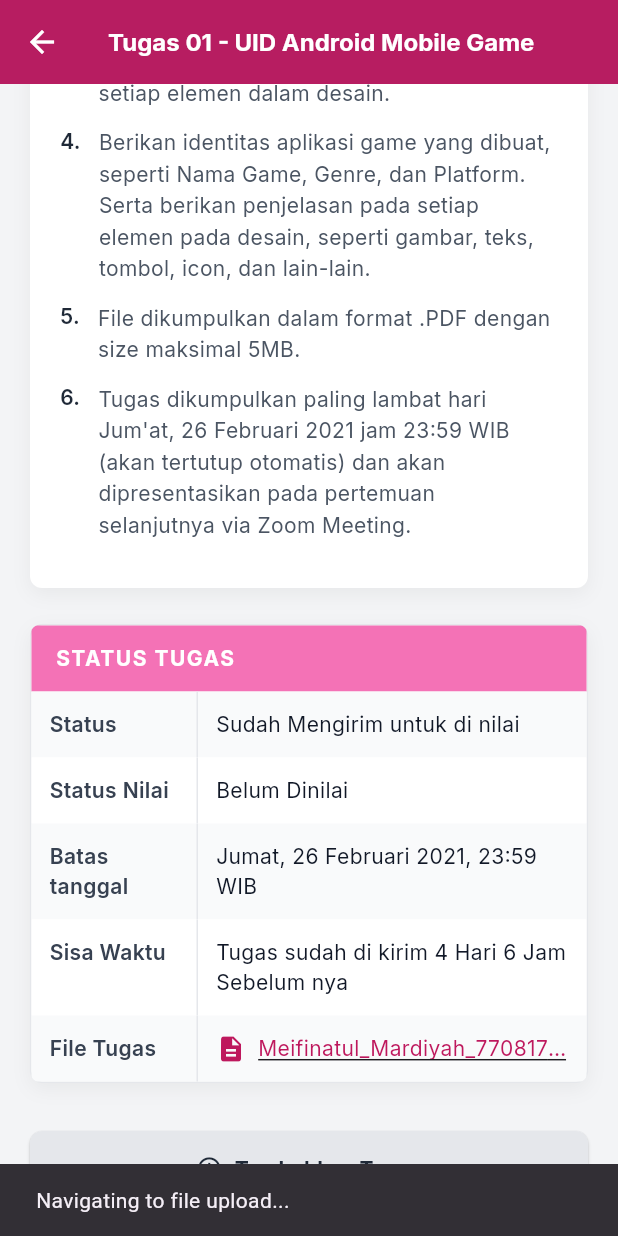
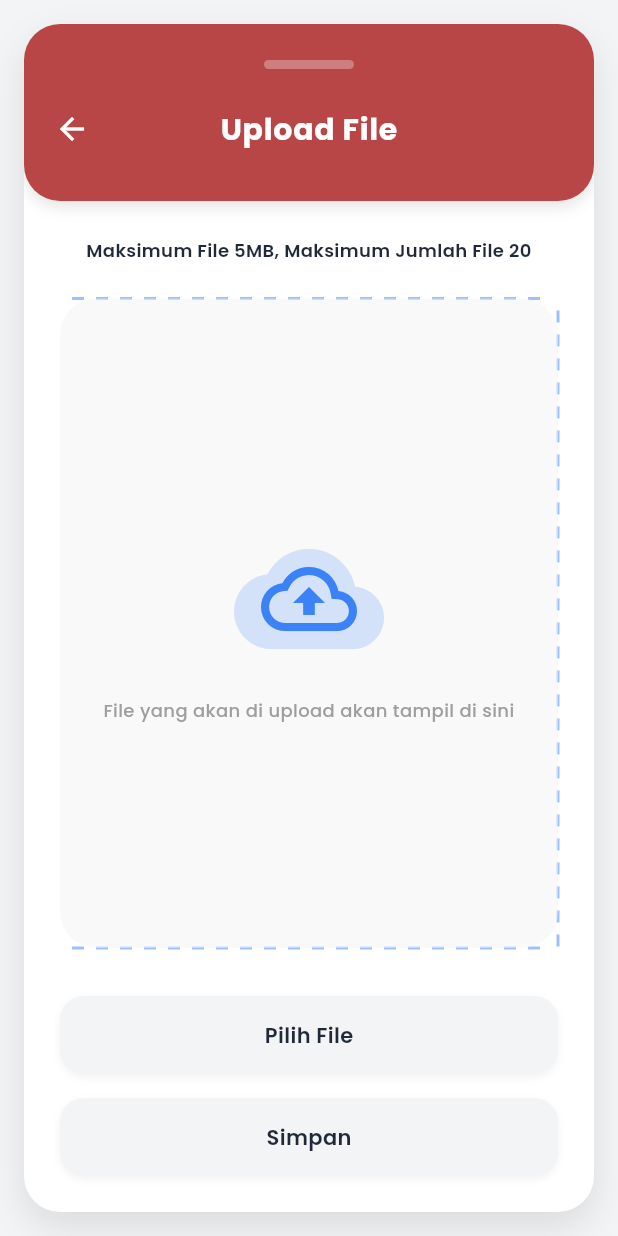
Before and after one commit to meifinatulmardiyah01/tugas_uas, a Flutter app: the AssignmentDetailScreen screen opened directly, scrolled down 363 dp, after a tap on "Tambahkan Tugas", on a phone screen of 412 x 824 dp. Run offline on Flutter 3.47's test engine with Material 3 defaults, Android fonts, the phone set to English and light mode, and no system bars; our stand-ins replace flutter_animate, google_fonts; network calls fail.

Commit message:
upload file

```diff
--- a/lib/screens/assignment_detail_screen.dart
+++ b/lib/screens/assignment_detail_screen.dart
@@ -1,5 +1,6 @@
 import 'package:flutter/material.dart';
 import 'package:google_fonts/google_fonts.dart';
+import 'package:uas_saya/screens/file_upload_screen.dart'; // Import FileUploadScreen
 
 class AssignmentDetailScreen extends StatelessWidget {
   const AssignmentDetailScreen({super.key});
@@ -101,8 +102,9 @@ class AssignmentDetailScreen extends StatelessWidget {
               width: double.infinity,
               child: ElevatedButton.icon(
                 onPressed: () {
-                   ScaffoldMessenger.of(context).showSnackBar(
-                      const SnackBar(content: Text('Navigating to file upload...')),
+                   Navigator.push(
+                     context,
+                     MaterialPageRoute(builder: (context) => const FileUploadScreen()),
                    );
                 },
                 icon: const Icon(Icons.add_circle_outline),
--- /dev/null
+++ b/lib/screens/file_upload_screen.dart
@@ -0,0 +1,363 @@
+import 'package:flutter/material.dart';
+import 'package:google_fonts/google_fonts.dart';
+import 'dart:math' as math;
+
+class FileUploadScreen extends StatefulWidget {
+  const FileUploadScreen({super.key});
+
+  @override
+  State<FileUploadScreen> createState() => _FileUploadScreenState();
+}
+
+class _FileUploadScreenState extends State<FileUploadScreen> {
+  String? _selectedFile;
+  bool _isUploading = false;
+
+  final Color primaryColor = const Color(0xFFB94646); // Reddish brown from HTML
+  final Color secondaryColor = const Color(0xFF3B82F6); // Blue
+
+  @override
+  Widget build(BuildContext context) {
+    bool isDark = Theme.of(context).brightness == Brightness.dark;
+
+    return Scaffold(
+      backgroundColor: isDark ? const Color(0xFF111827) : const Color(0xFFF3F4F6),
+      body: SafeArea(
+        child: Padding(
+          padding: const EdgeInsets.all(16.0),
+          child: Container(
+            decoration: BoxDecoration(
+              color: isDark ? const Color(0xFF18181B) : Colors.white,
+              borderRadius: BorderRadius.circular(24),
+              boxShadow: isDark
+                  ? []
+                  : [
+                      BoxShadow(
+                        color: Colors.black.withOpacity(0.1),
+                        blurRadius: 20,
+                        offset: const Offset(0, 10),
+                      ),
+                    ],
+            ),
+            clipBehavior: Clip.antiAlias,
+            child: Column(
+              children: [
+                // Header
+                Container(
+                  width: double.infinity,
+                  padding: const EdgeInsets.only(top: 24, bottom: 24),
+                  decoration: BoxDecoration(
+                    color: primaryColor,
+                    borderRadius: const BorderRadius.vertical(bottom: Radius.circular(24)),
+                    boxShadow: [
+                      BoxShadow(
+                        color: Colors.black.withOpacity(0.1),
+                        blurRadius: 8,
+                        offset: const Offset(0, 4),
+                      ),
+                    ],
+                  ),
+                  child: Column(
+                    children: [
+                      Container(
+                        width: 60,
+                        height: 6,
+                        decoration: BoxDecoration(
+                          color: Colors.white.withOpacity(0.3),
+                          borderRadius: BorderRadius.circular(3),
+                        ),
+                      ),
+                      const SizedBox(height: 16),
+                      Stack(
+                        children: [
+                          Align(
+                            alignment: Alignment.centerLeft,
+                            child: IconButton(
+                              icon: const Icon(Icons.arrow_back, color: Colors.white),
+                              onPressed: () => Navigator.pop(context),
+                              padding: const EdgeInsets.only(left: 16),
+                            ),
+                          ),
+                          Center(
+                            child: Padding(
+                              padding: const EdgeInsets.only(top: 10),
+                              child: Text(
+                                'Upload File',
+                                style: GoogleFonts.poppins(
+                                  fontSize: 20,
+                                  fontWeight: FontWeight.bold,
+                                  color: Colors.white,
+                                  letterSpacing: 0.5,
+                                ),
+                              ),
+                            ),
+                          ),
+                        ],
+                      ),
+                    ],
+                  ),
+                ),
+
+                // Main Content
+                Expanded(
+                  child: Padding(
+                    padding: const EdgeInsets.all(24.0),
+                    child: Column(
+                      children: [
+                        Text(
+                          'Maksimum File 5MB, Maksimum Jumlah File 20',
+                          textAlign: TextAlign.center,
+                          style: GoogleFonts.poppins(
+                            fontSize: 12,
+                            fontWeight: FontWeight.w600,
+                            color: isDark ? Colors.grey[300] : const Color(0xFF1F2937),
+                          ),
+                        ),
+                        const SizedBox(height: 24),
+
+                        // Dashed Upload Area
+                        Expanded(
+                          child: GestureDetector(
+                            onTap: _pickFile,
+                            child: CustomPaint(
+                              painter: DashedRectPainter(
+                                color: secondaryColor.withOpacity(0.5),
+                                strokeWidth: 2,
+                                gap: 8,
+                              ),
+                              child: Container(
+                                width: double.infinity,
+                                decoration: BoxDecoration(
+                                  color: isDark ? const Color(0xFF27272A).withOpacity(0.3) : const Color(0xFFF3F4F6).withOpacity(0.5),
+                                  borderRadius: BorderRadius.circular(24),
+                                ),
+                                child: Column(
+                                  mainAxisAlignment: MainAxisAlignment.center,
+                                  children: [
+                                    if (_selectedFile != null) ...[
+                                      Icon(Icons.insert_drive_file, size: 64, color: secondaryColor),
+                                      const SizedBox(height: 16),
+                                      Text(
+                                        _selectedFile!,
+                                        textAlign: TextAlign.center,
+                                        style: GoogleFonts.poppins(
+                                          fontSize: 14,
+                                          fontWeight: FontWeight.bold,
+                                          color: isDark ? Colors.white : Colors.black87,
+                                        ),
+                                      ),
+                                      Text(
+                                        'Ready to upload',
+                                        style: GoogleFonts.poppins(
+                                          fontSize: 12,
+                                          color: Colors.green,
+                                        ),
+                                      ),
+                                    ] else ...[
+                                      // Cloud Icon Stack
+                                      SizedBox(
+                                        width: 100,
+                                        height: 100,
+                                        child: Stack(
+                                          alignment: Alignment.center,
+                                          children: [
+                                            Icon(Icons.cloud, size: 100, color: secondaryColor.withOpacity(0.2)),
+                                            Icon(Icons.cloud_upload_outlined, size: 64, color: secondaryColor),
+                                          ],
+                                        ),
+                                      ),
+                                      const SizedBox(height: 16),
+                                      Text(
+                                        'File yang akan di upload akan tampil di sini',
+                                        textAlign: TextAlign.center,
+                                        style: GoogleFonts.poppins(
+                                          fontSize: 12,
+                                          fontWeight: FontWeight.w500,
+                                          color: isDark ? Colors.grey[400] : Colors.grey[500],
+                                        ),
+                                      ),
+                                    ],
+                                  ],
+                                ),
+                              ),
+                            ),
+                          ),
+                        ),
+
+                        const SizedBox(height: 32),
+
+                        // Buttons
+                        _buildButton(
+                          label: 'Pilih File',
+                          onTap: _pickFile,
+                          isDark: isDark,
+                        ),
+                        const SizedBox(height: 16),
+                        _buildButton(
+                          label: _isUploading ? 'Menyimpan...' : 'Simpan',
+                          onTap: _uploadFile,
+                          isDark: isDark,
+                          isLoading: _isUploading,
+                        ),
+                      ],
+                    ),
+                  ),
+                ),
+              ],
+            ),
+          ),
+        ),
+      ),
+    );
+  }
+
+  Widget _buildButton({required String label, required VoidCallback onTap, required bool isDark, bool isLoading = false}) {
+    return GestureDetector(
+      onTap: isLoading ? null : onTap,
+      child: Container(
+        width: double.infinity,
+        padding: const EdgeInsets.symmetric(vertical: 16),
+        decoration: BoxDecoration(
+          color: isDark ? const Color(0xFF27272A) : const Color(0xFFF3F4F6),
+          borderRadius: BorderRadius.circular(16),
+          boxShadow: [
+            BoxShadow(
+              color: Colors.black.withOpacity(0.05),
+              blurRadius: 4,
+              offset: const Offset(0, 2),
+            ),
+          ],
+        ),
+        child: Center(
+          child: isLoading
+              ? SizedBox(
+                  height: 24,
+                  width: 24,
+                  child: CircularProgressIndicator(strokeWidth: 2, valueColor: AlwaysStoppedAnimation<Color>(isDark ? Colors.white : Colors.black87))
+                )
+              : Text(
+                  label,
+                  style: GoogleFonts.poppins(
+                    fontSize: 14,
+                    fontWeight: FontWeight.w600,
+                    color: isDark ? Colors.white : const Color(0xFF1F2937),
+                  ),
+                ),
+        ),
+      ),
+    );
+  }
+
+  void _pickFile() {
+    setState(() {
+      _selectedFile = 'Meifinatul_Mardiyah_UAS.pdf';
+    });
+  }
+
+  void _uploadFile() async {
+    if (_selectedFile == null) {
+      ScaffoldMessenger.of(context).showSnackBar(
+        const SnackBar(content: Text('Silahkan pilih file terlebih dahulu')),
+      );
+      return;
+    }
+
+    setState(() => _isUploading = true);
+    await Future.delayed(const Duration(seconds: 2)); // Simulate upload
+    if (mounted) {
+      setState(() => _isUploading = false);
+      ScaffoldMessenger.of(context).showSnackBar(
+        const SnackBar(
+          content: Text('File berhasil diupload!'),
+          backgroundColor: Colors.green,
+        ),
+      );
+      Navigator.pop(context, true); // Return success result
+    }
+  }
+}
+
+class DashedRectPainter extends CustomPainter {
+  final double strokeWidth;
+  final Color color;
+  final double gap;
+
+  DashedRectPainter({this.strokeWidth = 5.0, this.color = Colors.red, this.gap = 5.0});
+
+  @override
+  void paint(Canvas canvas, Size size) {
+    Paint dashedPaint = Paint()
+      ..color = color
+      ..strokeWidth = strokeWidth
+      ..style = PaintingStyle.stroke;
+
+    double x = size.width;
+    double y = size.height;
+
+    Path _topPath = _getDashedPath(
+      a: const math.Point(0, 0),
+      b: math.Point(x, 0),
+      gap: gap,
+    );
+
+    Path _rightPath = _getDashedPath(
+      a: math.Point(x, 0),
+      b: math.Point(x, y),
+      gap: gap,
+    );
+
+    Path _bottomPath = _getDashedPath(
+      a: math.Point(0, y),
+      b: math.Point(x, y),
+      gap: gap,
+    );
+
+    Path _leftPath = _getDashedPath(
+      a: const math.Point(0, 0),
+      b: math.Point(0, y),
+      gap: gap,
+    );
+
+    canvas.drawPath(_topPath, dashedPaint);
+    canvas.drawPath(_rightPath, dashedPaint);
+    canvas.drawPath(_bottomPath, dashedPaint);
+    canvas.drawPath(_leftPath, dashedPaint);
+  }
+
+  Path _getDashedPath({
+    required math.Point<double> a,
+    required math.Point<double> b,
+    required double gap,
+  }) {
+    Size size = Size(b.x - a.x, b.y - a.y);
+    Path path = Path();
+    path.moveTo(a.x, a.y);
+    bool shouldDraw = true;
+    math.Point<double> currentPoint = math.Point(a.x, a.y);
+
+    num radians = math.atan(size.height / size.width);
+
+    double dx = math.cos(radians) * gap < 0
+        ? math.cos(radians) * gap * -1
+        : math.cos(radians) * gap;
+
+    double dy = math.sin(radians) * gap < 0
+        ? math.sin(radians) * gap * -1
+        : math.sin(radians) * gap;
+
+    while (currentPoint.x <= b.x && currentPoint.y <= b.y) {
+      shouldDraw ? path.lineTo(currentPoint.x, currentPoint.y) : path.moveTo(currentPoint.x, currentPoint.y);
+      shouldDraw = !shouldDraw;
+      currentPoint = math.Point(
+        currentPoint.x + dx,
+        currentPoint.y + dy,
+      );
+    }
+    return path;
+  }
+
+  @override
+  bool shouldRepaint(CustomPainter oldDelegate) {
+    return true;
+  }
+}
```
